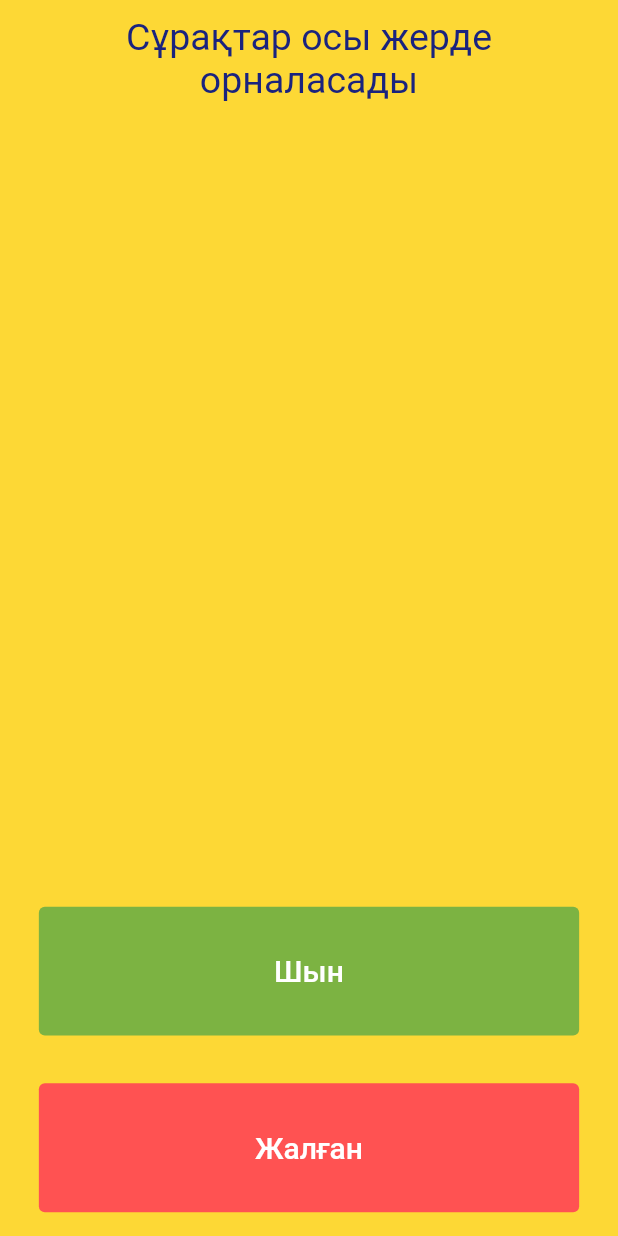
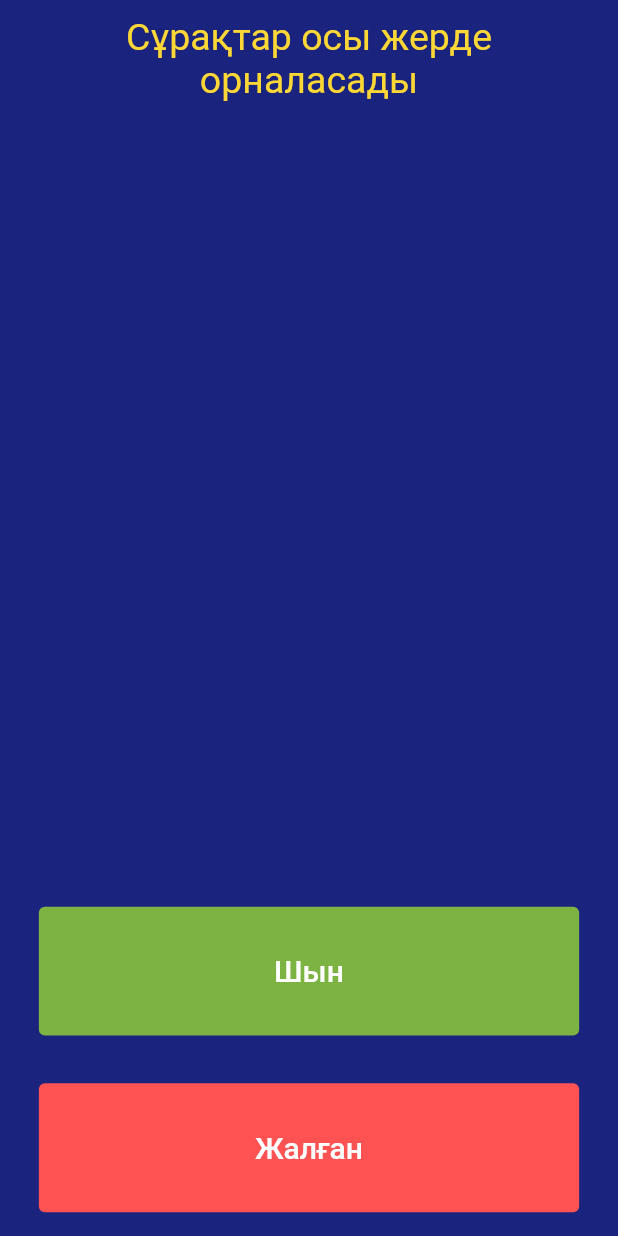
Before and after one commit to Codeupkz/quiz_app, a Flutter app: the screen it shows after launch, on a phone screen of 412 x 824 dp. Run offline on Flutter 3.47's test engine with Material 2 defaults, Android fonts, the phone set to English and light mode, and no system bars.

Commit message:
Changed colors.

```diff
--- a/lib/main.dart
+++ b/lib/main.dart
@@ -11,8 +11,9 @@ class Quiz extends StatelessWidget {
   @override
   Widget build(BuildContext context) {
     return MaterialApp(
+      debugShowCheckedModeBanner: false,
       home: Scaffold(
-        backgroundColor: Colors.yellow[600],
+        backgroundColor: Colors.indigo[900],
         body: SafeArea(
           child: Padding(
             padding: EdgeInsets.symmetric(horizontal: 10.0),
@@ -47,7 +48,7 @@ class _QuizViewState extends State<QuizView> {
               textAlign: TextAlign.center,
               style: TextStyle(
                 fontSize: 25.0,
-                color: Colors.indigo[900],
+                color: Colors.yellow[600],
               ),
             ),
           ),
@@ -90,7 +91,6 @@ class _QuizViewState extends State<QuizView> {
           ),
         ),
         //TODO: Row Widget осы дерде құрасыз.
-
       ],
     );
   }
```
Also changed, not shown: 16 other files.
